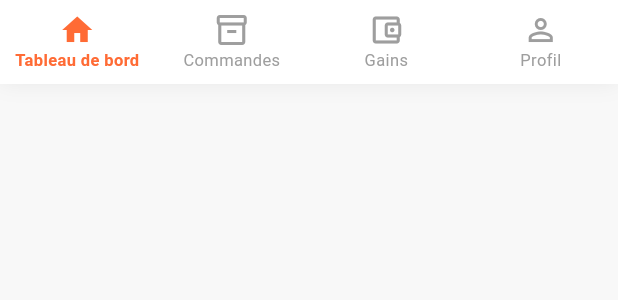
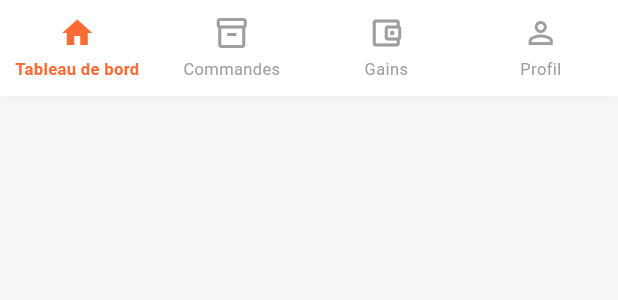
Before and after one commit to Josi-Cell-ctrl11/Projet-App-Mobile, a Flutter app: the OzelBottomNavBar widget shown alone on an empty page, opened directly with empty values, on a phone screen of 412 x 824 dp. Shown: the top 300 px of the screen. Run offline on Flutter 3.47's test engine with Material 3 defaults, Android fonts, the phone set to English and light mode, and no system bars; our stand-ins replace cloud_firestore, firebase_auth, firebase_core, firebase_messaging, flutter_riverpod, flutter_secure_storage and 2 more; accounts and stored records are empty; generated files the repository leaves out were written again.

Commit message:
feat: mise a jour livreur - router, auth, commandes, dashboard, gains

```diff
--- /dev/null
+++ b/devtools_options.yaml
@@ -0,0 +1,3 @@
+description: This file stores settings for Dart & Flutter DevTools.
+documentation: https://docs.flutter.dev/tools/devtools/extensions#configure-extension-enablement-states
+extensions:
--- a/lib/features/auth/domain/auth_provider.dart
+++ b/lib/features/auth/domain/auth_provider.dart
@@ -41,10 +41,8 @@ class AuthState {
 }
 
 /// Provider du repository d'authentification
-/// Utilise Firebase Phone Auth + Firestore en production.
-/// Remplacer par MockAuthRepository() pour les tests.
 final authRepositoryProvider = Provider<IAuthRepository>((ref) {
-  return FirebaseAuthRepository();
+  return MockAuthRepository(); // Mock pour tests — remplacer par FirebaseAuthRepository() pour prod
 });
 
 /// Provider principal de l'authentification
--- a/lib/features/auth/presentation/otp_screen.dart
+++ b/lib/features/auth/presentation/otp_screen.dart
@@ -80,7 +80,7 @@ class _OtpScreenState extends ConsumerState<OtpScreen> {
     if (!mounted) return;
     final authState = ref.read(authProvider);
     if (authState.isAuthenticated) {
-      context.go('/home/dashboard');
+      context.go('/home');
     } else {
       setState(() {
         _errorMessage = AppStrings.codeIncorrect;
--- a/lib/features/auth/presentation/splash_screen.dart
+++ b/lib/features/auth/presentation/splash_screen.dart
@@ -47,7 +47,7 @@ class _SplashScreenState extends ConsumerState<SplashScreen>
     _redirected = true;
     final authState = ref.read(authProvider);
     if (authState.isAuthenticated) {
-      context.go('/home/dashboard');
+      context.go('/home');
     } else {
       context.go('/login');
     }
--- a/lib/features/commandes/domain/commandes_provider.dart
+++ b/lib/features/commandes/domain/commandes_provider.dart
@@ -9,7 +9,7 @@ import '../data/firestore_commandes_repository.dart';
 /// Provider du repository des commandes
 /// Utilise Firestore en production.
 final commandesRepositoryProvider = Provider<ICommandesRepository>((ref) {
-  return FirestoreCommandesRepository();
+  return MockCommandesRepository(); // Mock pour tests
 });
 
 /// Provider de la liste des commandes disponibles
--- a/lib/features/commandes/presentation/otp_confirmation_screen.dart
+++ b/lib/features/commandes/presentation/otp_confirmation_screen.dart
@@ -128,7 +128,7 @@ class _OtpConfirmationScreenState
               label: 'Retour à l\'accueil',
               onPressed: () {
                 Navigator.pop(ctx);
-                context.go('/home/dashboard');
+                context.go('/home');
               },
             ),
           ],
--- a/lib/features/dashboard/presentation/dashboard_screen.dart
+++ b/lib/features/dashboard/presentation/dashboard_screen.dart
@@ -2,6 +2,7 @@
 import 'package:flutter/material.dart';
 import 'package:flutter_riverpod/flutter_riverpod.dart';
 import 'package:go_router/go_router.dart';
+import '../../../features/shell/main_home_screen.dart';
 import '../../../core/constants/app_colors.dart';
 import '../../../core/constants/app_strings.dart';
 import '../../../core/utils/formatters.dart';
@@ -96,7 +97,7 @@ class DashboardScreen extends ConsumerWidget {
               if (estEnLigne && commandeActive == null) ...[
                 OzelButton(
                   label: AppStrings.voirCommandesDisponibles,
-                  onPressed: () => context.go('/home/commandes'),
+                  onPressed: () => allerOnglet(ref, 1),
                   icon: Icons.delivery_dining,
                 ),
                 const SizedBox(height: 16),
--- a/lib/features/gains/domain/gains_provider.dart
+++ b/lib/features/gains/domain/gains_provider.dart
@@ -2,12 +2,11 @@
 import 'package:flutter_riverpod/flutter_riverpod.dart';
 import '../../../shared/models/gain.dart';
 import '../data/gains_repository.dart';
-import '../data/firestore_gains_repository.dart';
 
 /// Provider du repository des gains
-/// Utilise Firestore en production.
+/// Mock pour le MVP — remplacer par FirestoreGainsRepository() en prod.
 final gainsRepositoryProvider = Provider<IGainsRepository>((ref) {
-  return FirestoreGainsRepository();
+  return MockGainsRepository();
 });
 
 /// Provider principal des gains
--- a/lib/features/notifications/notification_service.dart
+++ b/lib/features/notifications/notification_service.dart
@@ -318,7 +318,7 @@ class NotificationService {
         '[Notifications] Pas de commandeId dans la notification — navigation vers liste',
         name: 'NotificationService',
       );
-      context.go('/home/commandes');
+      context.go('/home?tab=1');
     }
   }
 
--- a/lib/features/profil/domain/profil_provider.dart
+++ b/lib/features/profil/domain/profil_provider.dart
@@ -2,12 +2,11 @@
 import 'package:flutter_riverpod/flutter_riverpod.dart';
 import '../../../shared/models/livreur.dart';
 import '../data/profil_repository.dart';
-import '../data/firestore_profil_repository.dart';
 
 /// Provider du repository du profil
-/// Utilise Firestore en production.
+/// Mock pour le MVP — remplacer par FirestoreProfilRepository() en prod.
 final profilRepositoryProvider = Provider<IProfilRepository>((ref) {
-  return FirestoreProfilRepository();
+  return MockProfilRepository();
 });
 
 /// Provider principal du profil livreur
--- a/lib/shared/widgets/bottom_nav_bar.dart
+++ b/lib/shared/widgets/bottom_nav_bar.dart
@@ -3,10 +3,7 @@ import 'package:flutter/material.dart';
 import '../../core/constants/app_colors.dart';
 import '../../core/constants/app_strings.dart';
 
-/// Index des onglets de la navigation principale
-enum NavTab { accueil, commandes, gains, profil }
-
-/// Barre de navigation inférieure avec 4 onglets et badge sur Commandes
+/// Barre de navigation inférieure avec 4 onglets et badge sur Commandes.
 class OzelBottomNavBar extends StatelessWidget {
   final int currentIndex;
   final ValueChanged<int> onTap;
@@ -34,66 +31,92 @@ class OzelBottomNavBar extends StatelessWidget {
           ),
         ],
       ),
-      child: BottomNavigationBar(
+      child: SafeArea(
+        top: false,
+        child: SizedBox(
+          height: 64,
+          child: Row(
+            children: [
+              _NavItem(
+                index: 0,
                 currentIndex: currentIndex,
+                icon: Icons.home_outlined,
+                activeIcon: Icons.home,
+                label: AppStrings.tableauDeBord,
                 onTap: onTap,
-        type: BottomNavigationBarType.fixed,
-        backgroundColor: AppColors.kWhite,
-        selectedItemColor: AppColors.kPrimaryOrange,
-        unselectedItemColor: AppColors.kGrey,
-        selectedLabelStyle: const TextStyle(
-          fontSize: 11,
-          fontWeight: FontWeight.w600,
               ),
-        unselectedLabelStyle: const TextStyle(
-          fontSize: 11,
-          fontWeight: FontWeight.normal,
+              _NavItem(
+                index: 1,
+                currentIndex: currentIndex,
+                icon: Icons.inventory_2_outlined,
+                activeIcon: Icons.inventory_2,
+                label: AppStrings.commandes,
+                onTap: onTap,
+                showBadge: hasActiveCommande,
               ),
-        elevation: 0,
-        items: [
-          const BottomNavigationBarItem(
-            icon: Icon(Icons.home_outlined),
-            activeIcon: Icon(Icons.home),
-            label: AppStrings.tableauDeBord,
+              _NavItem(
+                index: 2,
+                currentIndex: currentIndex,
+                icon: Icons.account_balance_wallet_outlined,
+                activeIcon: Icons.account_balance_wallet,
+                label: AppStrings.gains,
+                onTap: onTap,
               ),
-          BottomNavigationBarItem(
-            icon: _CommandesIcon(hasBadge: hasActiveCommande, isActive: false),
-            activeIcon:
-                _CommandesIcon(hasBadge: hasActiveCommande, isActive: true),
-            label: AppStrings.commandes,
-          ),
-          const BottomNavigationBarItem(
-            icon: Icon(Icons.account_balance_wallet_outlined),
-            activeIcon: Icon(Icons.account_balance_wallet),
-            label: AppStrings.gains,
-          ),
-          const BottomNavigationBarItem(
-            icon: Icon(Icons.person_outline),
-            activeIcon: Icon(Icons.person),
+              _NavItem(
+                index: 3,
+                currentIndex: currentIndex,
+                icon: Icons.person_outline,
+                activeIcon: Icons.person,
                 label: AppStrings.profil,
+                onTap: onTap,
               ),
             ],
+          ),
+        ),
       ),
     );
   }
 }
 
-/// Icône Commandes avec badge de notification optionnel
-class _CommandesIcon extends StatelessWidget {
-  final bool hasBadge;
-  final bool isActive;
+class _NavItem extends StatelessWidget {
+  const _NavItem({
+    required this.index,
+    required this.currentIndex,
+    required this.icon,
+    required this.activeIcon,
+    required this.label,
+    required this.onTap,
+    this.showBadge = false,
+  });
 
-  const _CommandesIcon({required this.hasBadge, required this.isActive});
+  final int index;
+  final int currentIndex;
+  final IconData icon;
+  final IconData activeIcon;
+  final String label;
+  final ValueChanged<int> onTap;
+  final bool showBadge;
 
   @override
   Widget build(BuildContext context) {
-    return Stack(
+    final isActive = index == currentIndex;
+
+    return Expanded(
+      child: GestureDetector(
+        onTap: () => onTap(index),
+        behavior: HitTestBehavior.opaque,
+        child: Column(
+          mainAxisAlignment: MainAxisAlignment.center,
+          children: [
+            Stack(
               clipBehavior: Clip.none,
               children: [
                 Icon(
-          isActive ? Icons.inventory_2 : Icons.inventory_2_outlined,
+                  isActive ? activeIcon : icon,
+                  size: 24,
+                  color: isActive ? AppColors.kPrimaryOrange : AppColors.kGrey,
                 ),
-        if (hasBadge)
+                if (showBadge)
                   Positioned(
                     right: -4,
                     top: -4,
@@ -107,6 +130,19 @@ class _CommandesIcon extends StatelessWidget {
                     ),
                   ),
               ],
+            ),
+            const SizedBox(height: 4),
+            Text(
+              label,
+              style: TextStyle(
+                fontSize: 11,
+                fontWeight: isActive ? FontWeight.w600 : FontWeight.normal,
+                color: isActive ? AppColors.kPrimaryOrange : AppColors.kGrey,
+              ),
+            ),
+          ],
+        ),
+      ),
     );
   }
 }
```
Also changed, not shown: lib/core/router/app_router.dart (+26 -101 lines), lib/features/shell/main_home_screen.dart (added, +73 -0 lines). Lines whose indentation alone changed are shown as unchanged.
